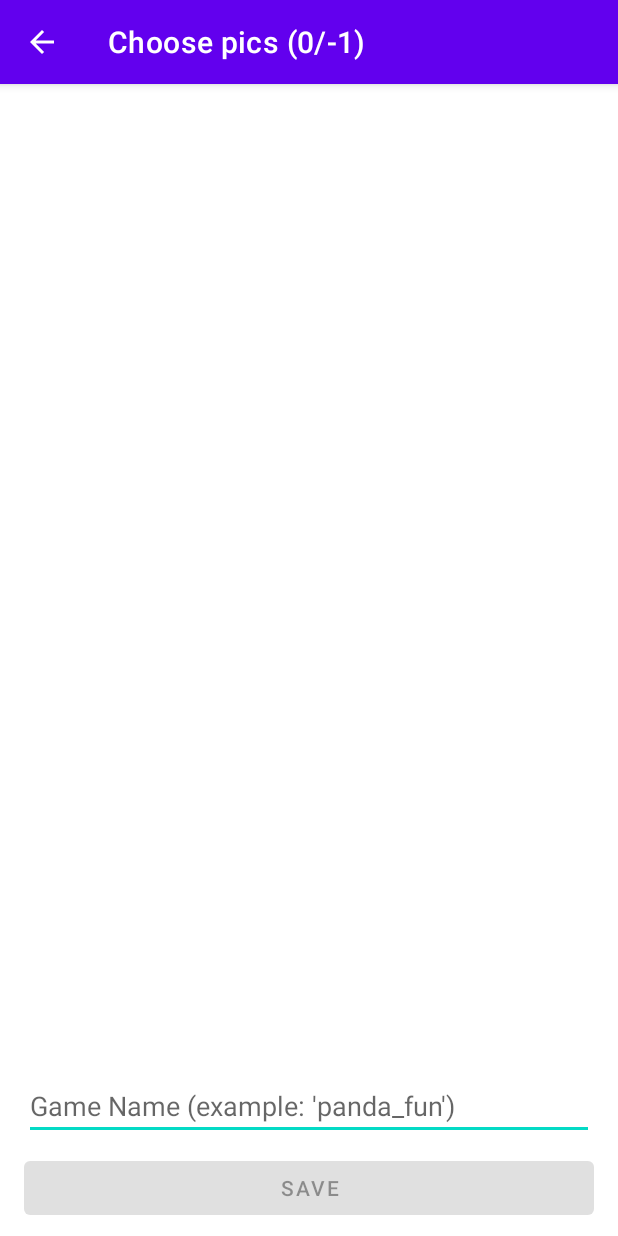
After one commit to jcastro506/MemoryBoardKotlin, an Android app: the CreateActivity screen opened directly, with no data from a screen before it, on a phone screen of 412 x 824 dp. The commit adds this screen. Run offline under Robolectric (Android 15) with nearby library versions, the phone set to English and light mode, and no system bars; 2 statements that could not run were skipped.

Commit message:
new create game intent working

```diff
--- a/app/src/main/AndroidManifest.xml
+++ b/app/src/main/AndroidManifest.xml
@@ -10,6 +10,9 @@
         android:supportsRtl="true"
         android:theme="@style/Theme.MyMemory">
         <activity
+            android:name=".CreateActivity"
+            android:exported="true" />
+        <activity
             android:name=".MainActivity"
             android:exported="true">
             <intent-filter>
--- /dev/null
+++ b/app/src/main/java/com/example/mymemory/CreateActivity.kt
@@ -0,0 +1,31 @@
+package com.example.mymemory
+
+import androidx.appcompat.app.AppCompatActivity
+import android.os.Bundle
+import android.view.MenuItem
+import com.example.mymemory.models.BoardSize
+import com.example.mymemory.utils.EXTRA_BOARD_SIZE
+
+class CreateActivity : AppCompatActivity() {
+
+    private lateinit var boardSize: BoardSize
+    private var numImagesRequired: Int = -1
+
+    override fun onCreate(savedInstanceState: Bundle?) {
+        super.onCreate(savedInstanceState)
+        setContentView(R.layout.activity_create)
+
+        supportActionBar?.setDisplayHomeAsUpEnabled(true)
+        boardSize = intent.getSerializableExtra(EXTRA_BOARD_SIZE) as BoardSize
+        numImagesRequired = boardSize.getNumPairs()
+        supportActionBar?.title = "Choose pics (0/$numImagesRequired)"
+    }
+
+    override fun onOptionsItemSelected(item: MenuItem): Boolean {
+        if(item.itemId == android.R.id.home){
+            finish()
+            return true
+        }
+        return super.onOptionsItemSelected(item)
+    }
+}
--- a/app/src/main/java/com/example/mymemory/utils/Constants.kt
+++ b/app/src/main/java/com/example/mymemory/utils/Constants.kt
@@ -1,6 +1,8 @@
 package com.example.mymemory.utils
 
 import com.example.mymemory.R
+
+const val EXTRA_BOARD_SIZE = "EXTRA_BOARD_SIZE"
 
 val DEFAULT_ICONS = listOf(
 
--- /dev/null
+++ b/app/src/main/res/layout/activity_create.xml
@@ -0,0 +1,41 @@
+<?xml version="1.0" encoding="utf-8"?>
+<androidx.constraintlayout.widget.ConstraintLayout xmlns:android="http://schemas.android.com/apk/res/android"
+    xmlns:app="http://schemas.android.com/apk/res-auto"
+    xmlns:tools="http://schemas.android.com/tools"
+    android:layout_width="match_parent"
+    android:layout_height="match_parent"
+    tools:context=".CreateActivity">
+
+    <Button
+        android:id="@+id/btnSave"
+        android:layout_width="0dp"
+        android:layout_height="wrap_content"
+        android:layout_marginStart="16dp"
+        android:layout_marginEnd="16dp"
+        android:layout_marginBottom="8dp"
+        android:enabled="false"
+        android:text="Save"
+        app:layout_constraintBottom_toBottomOf="parent"
+        app:layout_constraintEnd_toEndOf="parent"
+        app:layout_constraintHorizontal_bias="0.498"
+        app:layout_constraintStart_toStartOf="parent" />
+
+    <EditText
+        android:id="@+id/etGameName"
+        android:layout_width="0dp"
+        android:layout_height="wrap_content"
+        android:layout_marginStart="16dp"
+        android:layout_marginEnd="16dp"
+        android:layout_marginBottom="8dp"
+        android:digits="1234567890abcdefghijklmnopqrstuvwxyz_-"
+        android:ems="10"
+        android:hint="Game Name (example: 'panda_fun')"
+        android:importantForAutofill="no"
+        android:maxLines="1"
+        android:imeOptions="actionDone|actionGo|actionSend"
+        android:inputType="text"
+        app:layout_constraintBottom_toTopOf="@+id/btnSave"
+        app:layout_constraintEnd_toEndOf="parent"
+        app:layout_constraintHorizontal_bias="0.497"
+        app:layout_constraintStart_toStartOf="parent" />
+</androidx.constraintlayout.widget.ConstraintLayout>
--- a/app/src/main/res/menu/menu_main.xml
+++ b/app/src/main/res/menu/menu_main.xml
@@ -5,7 +5,11 @@
     <item
         android:id="@+id/ml_new_size"
         android:title="Choose New Size"
-        app:showAsAction="always|never" />
+        app:showAsAction="never" />
+    <item
+        android:id="@+id/mi_custom"
+        android:title="Create custom game"
+        app:showAsAction="never" />
     <item
         android:id="@+id/mi_refresh"
         android:icon="@drawable/ic_refresh"
```
Also changed, not shown: app/src/main/java/com/example/mymemory/MainActivity.kt (+26 -0 lines).
